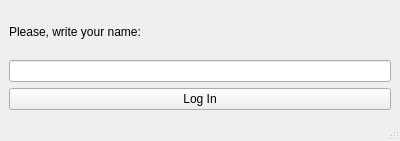
MelissaDiArt/Backup-Distribuido-mdr, file Client/login.ui: the form before one commit.
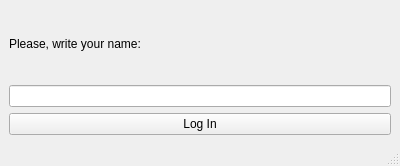
The form after the commit. Icons and pictures are not drawn.

The edit to the form file:
```diff
--- a/Client/login.ui
+++ b/Client/login.ui
@@ -7,7 +7,7 @@
     <x>0</x>
     <y>0</y>
     <width>400</width>
-    <height>141</height>
+    <height>166</height>
    </rect>
   </property>
   <property name="windowTitle">
```
Left out of the diff: 6 changed lines with no effect on the pictures.
